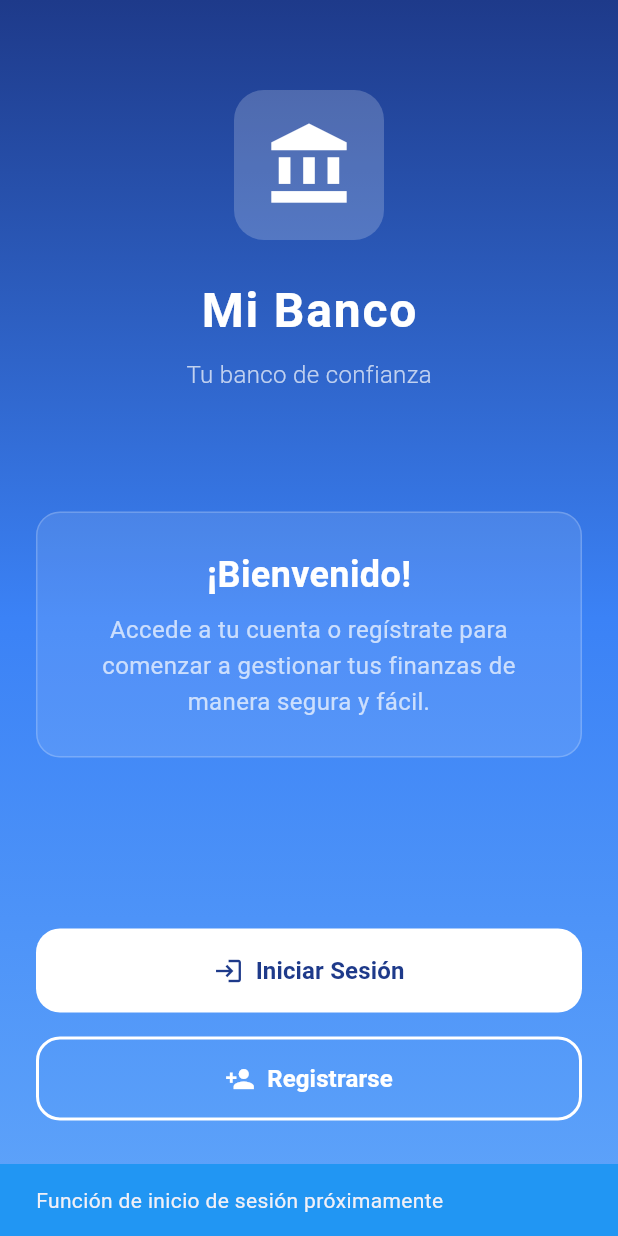
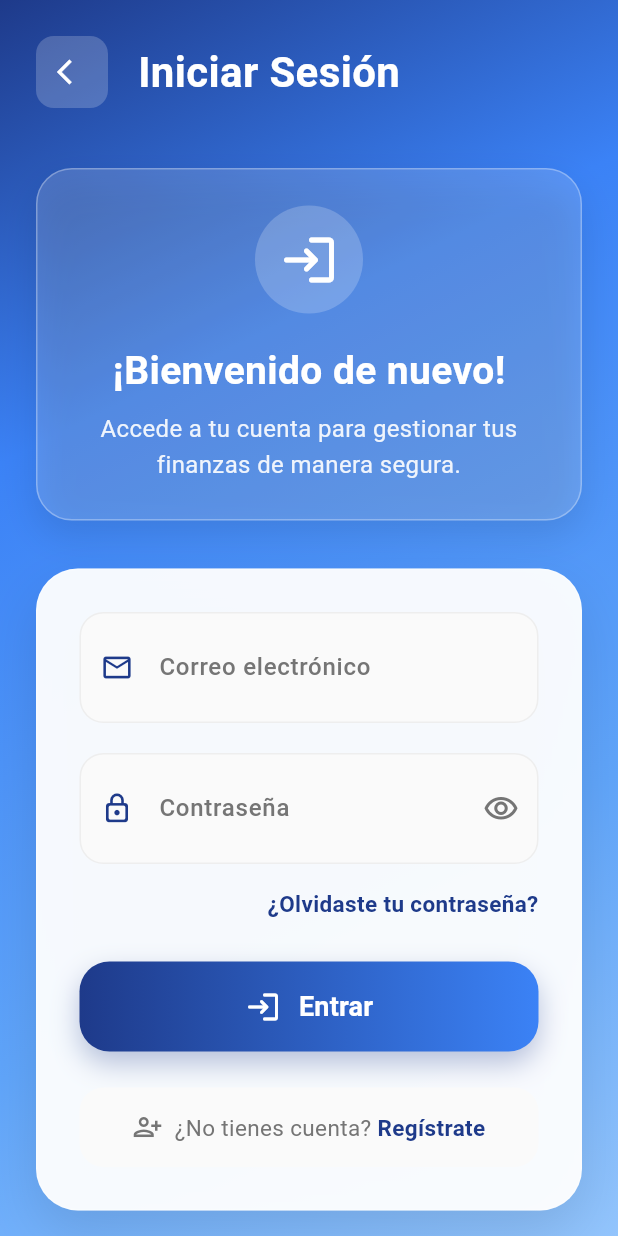
Before and after one commit to Djove73/RepoDjove_BANK, a Flutter app: the screen it shows after launch, after a tap on "Iniciar Sesión", on a phone screen of 412 x 824 dp. Run offline on Flutter 3.47's test engine with Material 3 defaults, Android fonts, the phone set to English and light mode, and no system bars.

Commit message:
feat: Add modern login page with animations, validation and navigation

```diff
--- /dev/null
+++ b/lib/login_page.dart
@@ -0,0 +1,426 @@
+import 'package:flutter/material.dart';
+
+class LoginPage extends StatefulWidget {
+  const LoginPage({super.key});
+
+  @override
+  State<LoginPage> createState() => _LoginPageState();
+}
+
+class _LoginPageState extends State<LoginPage> with TickerProviderStateMixin {
+  final _formKey = GlobalKey<FormState>();
+  final _emailController = TextEditingController();
+  final _passwordController = TextEditingController();
+  bool _obscurePassword = true;
+
+  late AnimationController _animationController;
+  late Animation<double> _fadeAnimation;
+  late Animation<Offset> _slideAnimation;
+
+  @override
+  void initState() {
+    super.initState();
+    _animationController = AnimationController(
+      duration: const Duration(milliseconds: 800),
+      vsync: this,
+    );
+    _fadeAnimation = Tween<double>(begin: 0.0, end: 1.0).animate(CurvedAnimation(
+      parent: _animationController,
+      curve: Curves.easeInOut,
+    ));
+    _slideAnimation = Tween<Offset>(begin: const Offset(0, 0.3), end: Offset.zero).animate(CurvedAnimation(
+      parent: _animationController,
+      curve: Curves.easeOutCubic,
+    ));
+    _animationController.forward();
+  }
+
+  @override
+  void dispose() {
+    _emailController.dispose();
+    _passwordController.dispose();
+    _animationController.dispose();
+    super.dispose();
+  }
+
+  void _login() {
+    if (_formKey.currentState!.validate()) {
+      // TODO: Implement login logic
+      ScaffoldMessenger.of(context).showSnackBar(
+        SnackBar(
+          content: Row(
+            children: [
+              const Icon(Icons.check_circle, color: Colors.white),
+              const SizedBox(width: 12),
+              const Expanded(
+                child: Text(
+                  '¡Bienvenido de nuevo!',
+                  style: TextStyle(fontWeight: FontWeight.w600),
+                ),
+              ),
+            ],
+          ),
+          backgroundColor: Colors.blue,
+          behavior: SnackBarBehavior.floating,
+          shape: RoundedRectangleBorder(borderRadius: BorderRadius.circular(12)),
+        ),
+      );
+      // Navegar a la pantalla principal o dashboard
+    }
+  }
+
+  @override
+  Widget build(BuildContext context) {
+    return Scaffold(
+      body: Container(
+        decoration: const BoxDecoration(
+          gradient: LinearGradient(
+            begin: Alignment.topLeft,
+            end: Alignment.bottomRight,
+            colors: [
+              Color(0xFF1E3A8A),
+              Color(0xFF3B82F6),
+              Color(0xFF60A5FA),
+              Color(0xFF93C5FD),
+            ],
+            stops: [0.0, 0.3, 0.7, 1.0],
+          ),
+        ),
+        child: SafeArea(
+          child: FadeTransition(
+            opacity: _fadeAnimation,
+            child: SlideTransition(
+              position: _slideAnimation,
+              child: SingleChildScrollView(
+                padding: const EdgeInsets.all(24.0),
+                child: Form(
+                  key: _formKey,
+                  child: Column(
+                    crossAxisAlignment: CrossAxisAlignment.start,
+                    children: [
+                      // Header
+                      Row(
+                        children: [
+                          Container(
+                            decoration: BoxDecoration(
+                              color: Colors.white.withOpacity(0.2),
+                              borderRadius: BorderRadius.circular(12),
+                            ),
+                            child: IconButton(
+                              onPressed: () => Navigator.pop(context),
+                              icon: const Icon(
+                                Icons.arrow_back_ios,
+                                color: Colors.white,
+                                size: 20,
+                              ),
+                            ),
+                          ),
+                          const SizedBox(width: 20),
+                          const Text(
+                            'Iniciar Sesión',
+                            style: TextStyle(
+                              fontSize: 28,
+                              fontWeight: FontWeight.bold,
+                              color: Colors.white,
+                            ),
+                          ),
+                        ],
+                      ),
+                      const SizedBox(height: 40),
+                      // Welcome card
+                      Container(
+                        padding: const EdgeInsets.all(24),
+                        decoration: BoxDecoration(
+                          color: Colors.white.withOpacity(0.15),
+                          borderRadius: BorderRadius.circular(24),
+                          border: Border.all(
+                            color: Colors.white.withOpacity(0.3),
+                            width: 1,
+                          ),
+                          boxShadow: [
+                            BoxShadow(
+                              color: Colors.black.withOpacity(0.1),
+                              blurRadius: 20,
+                              offset: const Offset(0, 10),
+                            ),
+                          ],
+                        ),
+                        child: Column(
+                          children: [
+                            Container(
+                              padding: const EdgeInsets.all(16),
+                              decoration: BoxDecoration(
+                                color: Colors.white.withOpacity(0.2),
+                                shape: BoxShape.circle,
+                              ),
+                              child: const Icon(
+                                Icons.login_rounded,
+                                size: 40,
+                                color: Colors.white,
+                              ),
+                            ),
+                            const SizedBox(height: 20),
+                            const Text(
+                              '¡Bienvenido de nuevo!',
+                              style: TextStyle(
+                                fontSize: 26,
+                                fontWeight: FontWeight.bold,
+                                color: Colors.white,
+                              ),
+                            ),
+                            const SizedBox(height: 8),
+                            Text(
+                              'Accede a tu cuenta para gestionar tus finanzas de manera segura.',
+                              textAlign: TextAlign.center,
+                              style: TextStyle(
+                                fontSize: 16,
+                                color: Colors.white.withOpacity(0.9),
+                                height: 1.5,
+                              ),
+                            ),
+                          ],
+                        ),
+                      ),
+                      const SizedBox(height: 32),
+                      // Form container
+                      Container(
+                        padding: const EdgeInsets.all(28),
+                        decoration: BoxDecoration(
+                          color: Colors.white.withOpacity(0.95),
+                          borderRadius: BorderRadius.circular(28),
+                          boxShadow: [
+                            BoxShadow(
+                              color: Colors.black.withOpacity(0.1),
+                              blurRadius: 30,
+                              offset: const Offset(0, 15),
+                            ),
+                          ],
+                          border: Border.all(
+                            color: Colors.white.withOpacity(0.3),
+                            width: 1,
+                          ),
+                        ),
+                        child: Column(
+                          children: [
+                            // Email field
+                            _buildTextField(
+                              controller: _emailController,
+                              label: 'Correo electrónico',
+                              icon: Icons.email_outlined,
+                              keyboardType: TextInputType.emailAddress,
+                              validator: (value) {
+                                if (value == null || value.isEmpty) {
+                                  return 'Por favor ingresa tu correo';
+                                }
+                                if (!RegExp(r'^[\w-\.]+@([\w-]+\.)+[\w-]{2,4}$').hasMatch(value)) {
+                                  return 'Por favor ingresa un correo válido';
+                                }
+                                return null;
+                              },
+                            ),
+                            const SizedBox(height: 20),
+                            // Password field
+                            _buildTextField(
+                              controller: _passwordController,
+                              label: 'Contraseña',
+                              icon: Icons.lock_outline_rounded,
+                              obscureText: _obscurePassword,
+                              suffixIcon: IconButton(
+                                icon: Icon(
+                                  _obscurePassword ? Icons.visibility_outlined : Icons.visibility_off_outlined,
+                                  color: Colors.grey[600],
+                                ),
+                                onPressed: () {
+                                  setState(() {
+                                    _obscurePassword = !_obscurePassword;
+                                  });
+                                },
+                              ),
+                              validator: (value) {
+                                if (value == null || value.isEmpty) {
+                                  return 'Por favor ingresa tu contraseña';
+                                }
+                                if (value.length < 6) {
+                                  return 'La contraseña debe tener al menos 6 caracteres';
+                                }
+                                return null;
+                              },
+                            ),
+                            const SizedBox(height: 16),
+                            // Forgot password link
+                            Align(
+                              alignment: Alignment.centerRight,
+                              child: GestureDetector(
+                                onTap: () {
+                                  // TODO: Implementar recuperación de contraseña
+                                  ScaffoldMessenger.of(context).showSnackBar(
+                                    const SnackBar(
+                                      content: Text('Función de recuperación próximamente'),
+                                      backgroundColor: Colors.orange,
+                                    ),
+                                  );
+                                },
+                                child: const Text(
+                                  '¿Olvidaste tu contraseña?',
+                                  style: TextStyle(
+                                    color: Color(0xFF1E3A8A),
+                                    fontWeight: FontWeight.w600,
+                                    fontSize: 15,
+                                  ),
+                                ),
+                              ),
+                            ),
+                            const SizedBox(height: 28),
+                            // Login button
+                            Container(
+                              width: double.infinity,
+                              height: 60,
+                              decoration: BoxDecoration(
+                                gradient: const LinearGradient(
+                                  colors: [
+                                    Color(0xFF1E3A8A),
+                                    Color(0xFF3B82F6),
+                                  ],
+                                ),
+                                borderRadius: BorderRadius.circular(20),
+                                boxShadow: [
+                                  BoxShadow(
+                                    color: const Color(0xFF1E3A8A).withOpacity(0.3),
+                                    blurRadius: 15,
+                                    offset: const Offset(0, 8),
+                                  ),
+                                ],
+                              ),
+                              child: ElevatedButton(
+                                onPressed: _login,
+                                style: ElevatedButton.styleFrom(
+                                  backgroundColor: Colors.transparent,
+                                  foregroundColor: Colors.white,
+                                  elevation: 0,
+                                  shape: RoundedRectangleBorder(
+                                    borderRadius: BorderRadius.circular(20),
+                                  ),
+                                ),
+                                child: const Row(
+                                  mainAxisAlignment: MainAxisAlignment.center,
+                                  children: [
+                                    Icon(Icons.login_rounded, size: 24),
+                                    SizedBox(width: 12),
+                                    Text(
+                                      'Entrar',
+                                      style: TextStyle(
+                                        fontSize: 18,
+                                        fontWeight: FontWeight.w700,
+                                      ),
+                                    ),
+                                  ],
+                                ),
+                              ),
+                            ),
+                            const SizedBox(height: 24),
+                            // Register link
+                            Container(
+                              padding: const EdgeInsets.all(16),
+                              decoration: BoxDecoration(
+                                color: Colors.grey[50],
+                                borderRadius: BorderRadius.circular(16),
+                              ),
+                              child: Row(
+                                mainAxisAlignment: MainAxisAlignment.center,
+                                children: [
+                                  Icon(
+                                    Icons.person_add_alt_1_outlined,
+                                    size: 20,
+                                    color: Colors.grey[600],
+                                  ),
+                                  const SizedBox(width: 8),
+                                  Text(
+                                    '¿No tienes cuenta? ',
+                                    style: TextStyle(
+                                      color: Colors.grey[600],
+                                      fontSize: 15,
+                                    ),
+                                  ),
+                                  GestureDetector(
+                                    onTap: () {
+                                      Navigator.pop(context);
+                                      // Navegar a registro si lo deseas
+                                    },
+                                    child: Text(
+                                      'Regístrate',
+                                      style: TextStyle(
+                                        color: const Color(0xFF1E3A8A),
+                                        fontSize: 15,
+                                        fontWeight: FontWeight.w700,
+                                      ),
+                                    ),
+                                  ),
+                                ],
+                              ),
+                            ),
+                          ],
+                        ),
+                      ),
+                      const SizedBox(height: 20),
+                    ],
+                  ),
+                ),
+              ),
+            ),
+          ),
+        ),
+      ),
+    );
+  }
+
+  Widget _buildTextField({
+    required TextEditingController controller,
+    required String label,
+    required IconData icon,
+    bool obscureText = false,
+    TextInputType? keyboardType,
+    Widget? suffixIcon,
+    String? Function(String?)? validator,
+  }) {
+    return Container(
+      decoration: BoxDecoration(
+        color: Colors.grey[50],
+        borderRadius: BorderRadius.circular(16),
+        border: Border.all(
+          color: Colors.grey[200]!,
+          width: 1,
+        ),
+      ),
+      child: TextFormField(
+        controller: controller,
+        obscureText: obscureText,
+        keyboardType: keyboardType,
+        decoration: InputDecoration(
+          labelText: label,
+          labelStyle: TextStyle(
+            color: Colors.grey[600],
+            fontWeight: FontWeight.w500,
+          ),
+          prefixIcon: Icon(
+            icon,
+            color: const Color(0xFF1E3A8A),
+            size: 22,
+          ),
+          suffixIcon: suffixIcon,
+          border: InputBorder.none,
+          contentPadding: const EdgeInsets.symmetric(
+            horizontal: 20,
+            vertical: 16,
+          ),
+          filled: true,
+          fillColor: Colors.transparent,
+        ),
+        validator: validator,
+        style: const TextStyle(
+          fontSize: 16,
+          fontWeight: FontWeight.w500,
+        ),
+      ),
+    );
+  }
+}
--- a/lib/main.dart
+++ b/lib/main.dart
@@ -1,5 +1,6 @@
 import 'package:flutter/material.dart';
 import 'register_page.dart';
+import 'login_page.dart';
 
 void main() {
   runApp(const MyBankApp());
@@ -136,11 +137,10 @@ class WelcomePage extends StatelessWidget {
                       height: 56,
                       child: ElevatedButton(
                         onPressed: () {
-                          // TODO: Navigate to login page
-                          ScaffoldMessenger.of(context).showSnackBar(
-                            const SnackBar(
-                              content: Text('Función de inicio de sesión próximamente'),
-                              backgroundColor: Colors.blue,
+                          Navigator.push(
+                            context,
+                            MaterialPageRoute(
+                              builder: (context) => const LoginPage(),
                             ),
                           );
                         },
```
